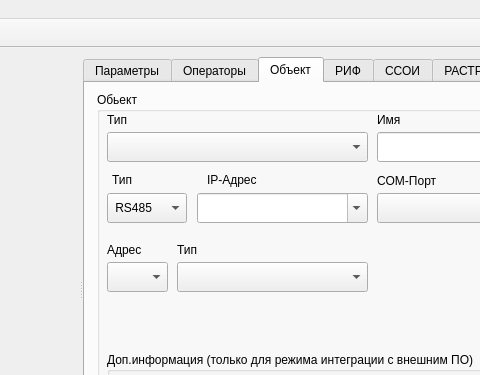
The window that m_cfg/MainWindowCFG.ui (xXRadioHeadXx/start7) describes before a commit, drawn with Qt 5; both pictures show x 351 to 831 and y 0 to 375 of the 1043 by 590 pixel window.
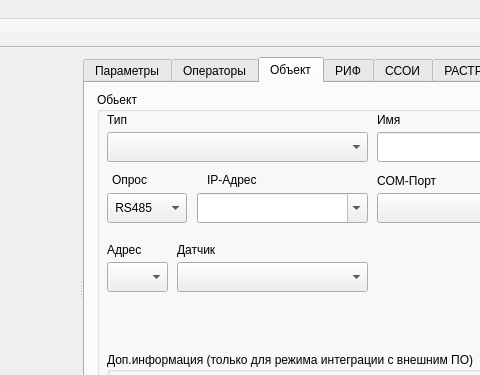
The same window after the commit. The open tabs and pages were chosen to show the change. Icons and pictures are not drawn. Custom widgets are drawn as their Qt base class.

What changed in the file:
```diff
--- a/m_cfg/MainWindowCFG.ui
+++ b/m_cfg/MainWindowCFG.ui
@@ -1690,12 +1690,12 @@
                <rect>
                 <x>80</x>
                 <y>0</y>
-                <width>47</width>
+                <width>191</width>
                 <height>16</height>
                </rect>
               </property>
               <property name="text">
-               <string>Тип</string>
+               <string>Датчик</string>
               </property>
              </widget>
             </widget>
@@ -1999,12 +1999,12 @@
               <rect>
                <x>5</x>
                <y>4</y>
-               <width>31</width>
+               <width>71</width>
                <height>16</height>
               </rect>
              </property>
              <property name="text">
-              <string>Тип</string>
+              <string>Опрос</string>
              </property>
             </widget>
             <widget class="QLabel" name="label_83">
```
Left out of the diff: 4 changed lines with no effect on the pictures.
